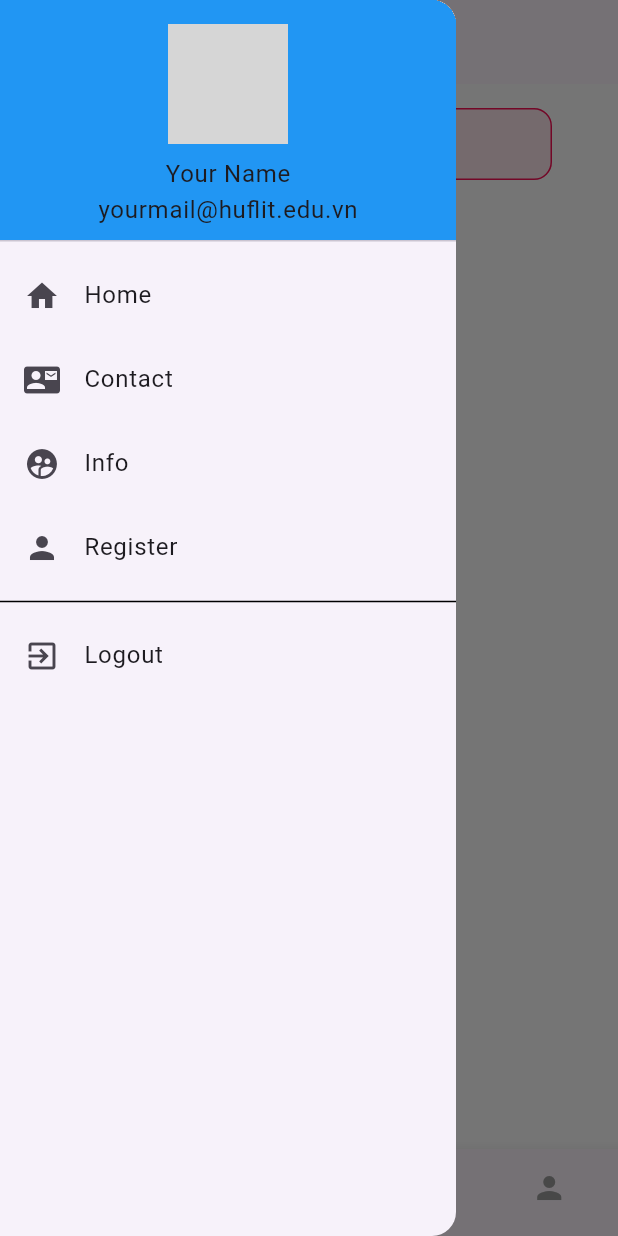
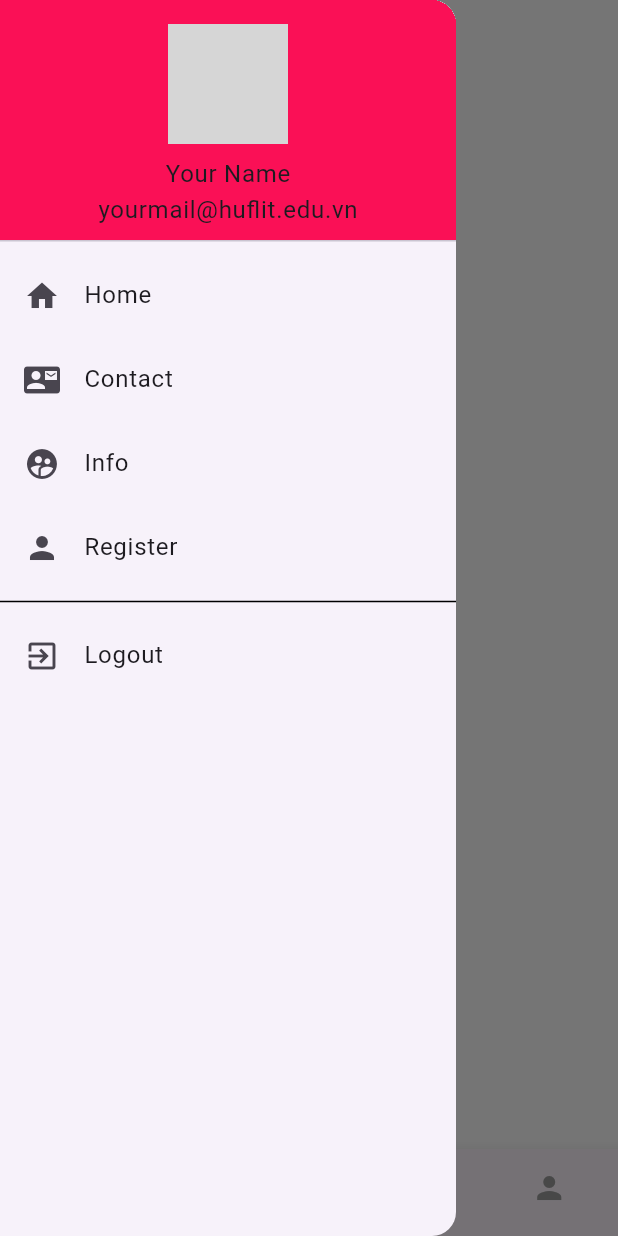
Before and after one commit to trongtran1211/flutter_dart_flower, a Flutter app: the Mainpage screen opened by its route, with the side drawer open, on a phone screen of 412 x 824 dp. Run offline on Flutter 3.47's test engine with Material 3 defaults, Android fonts, the phone set to English and light mode, and no system bars; network calls fail; grey boxes are pictures that could not be loaded.

Commit message:
sửa tùm lum hết

```diff
--- a/flower_shop/lib/mainpage.dart
+++ b/flower_shop/lib/mainpage.dart
@@ -3,7 +3,6 @@ import 'package:flutter/widgets.dart';
 import 'package:health_care/constants.dart';
 import 'package:health_care/screens/home_screen/home_screen.dart';
 import 'package:health_care/screens/signup_screen/signup_screen.dart';
-import 'package:health_care/screens/splash_screen/components/splash_content.dart';
 import 'package:health_care/screens/splash_screen/splash_screen.dart';
 
 class Mainpage extends StatefulWidget {
@@ -46,7 +45,8 @@ class _MainpageState extends State<Mainpage> {
     return Scaffold(
           // Main content
               appBar: AppBar(
-                title: const Text("My App Navigator"),
+                title: const Text(""),
+                backgroundColor: Colors.white,
               ),
               drawer: Drawer(
                 child: ListView(
@@ -54,7 +54,7 @@ class _MainpageState extends State<Mainpage> {
                   children: [
                     DrawerHeader(
                       decoration: const BoxDecoration(
-                        color: Colors.blue,
+                        color: kSecondaryColor,
                       ),
                       child: Column(
                         mainAxisAlignment: MainAxisAlignment.center,
@@ -143,6 +143,7 @@ class _MainpageState extends State<Mainpage> {
                 selectedItemColor: kSecondaryColor,
                 unselectedItemColor: Colors.grey,
                 onTap: _onItemTapped,
+                backgroundColor: Colors.white,
               ),
               body: _loadWidget(_selectedIndex),
 
--- a/flower_shop/lib/screens/home_screen/components/home_header.dart
+++ b/flower_shop/lib/screens/home_screen/components/home_header.dart
@@ -16,7 +16,7 @@ class HomeHeader extends StatelessWidget {
       child: Row(
         mainAxisAlignment: MainAxisAlignment.spaceBetween,
         children: [
-          const Expanded(child: const SearchField()),
+          // const Expanded(child: const SearchField()),
           const SizedBox(width: 16),
           // IconBtnWithCounter(
           //   // svgSrc: "assets/icons/Cart Icon.svg",
```
